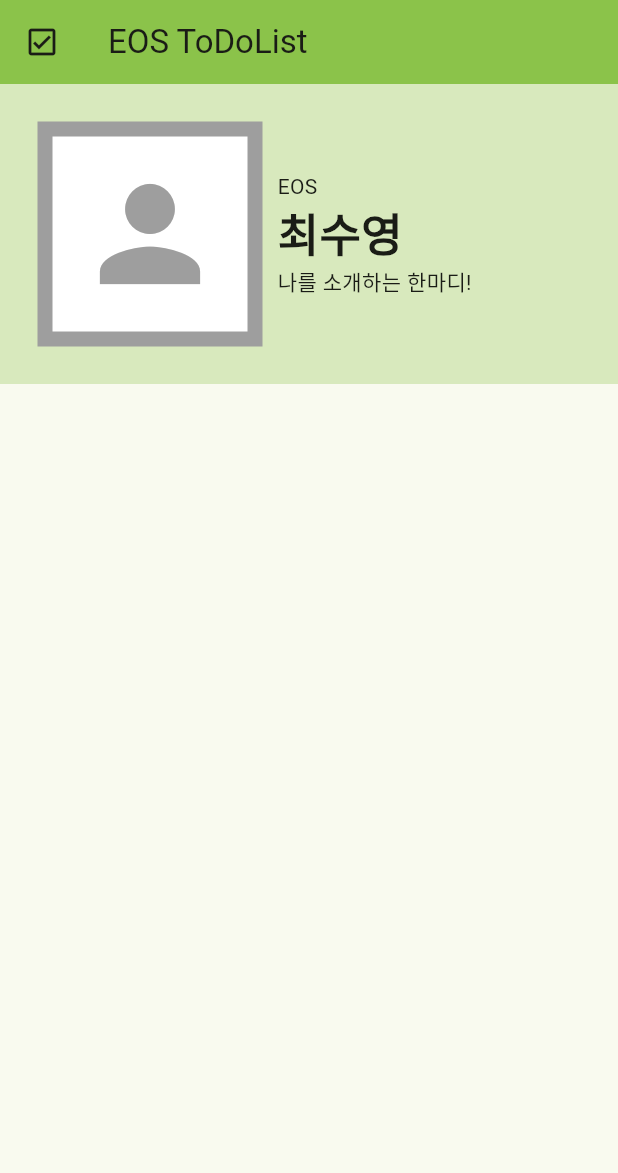
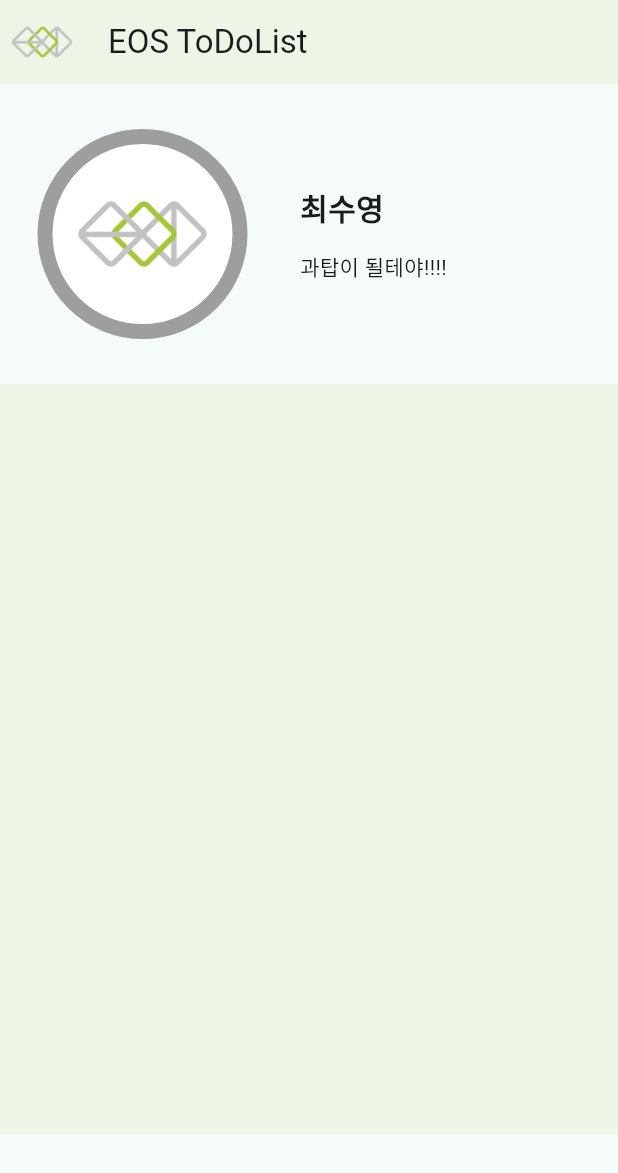
Before and after one commit to sw1mnm/2024_EOS_basic_project, a Flutter app: the screen it shows after launch, on a phone screen of 412 x 824 dp. Shown: the top 1173 px of the screen. Run offline on Flutter 3.47's test engine with Material 3 defaults, Android fonts, the phone set to English and light mode, and no system bars; Roboto replaces fonts that are missing (Pretendard).

Commit message:
assignment_01

```diff
--- a/lib/main.dart
+++ b/lib/main.dart
@@ -13,7 +13,8 @@ class MyApp extends StatelessWidget {
     return MaterialApp(
       title: 'EOS ToDoList',
       theme: ThemeData(
-        colorScheme: ColorScheme.fromSeed(seedColor: Colors.lightGreen),
+        colorScheme: ColorScheme.fromSeed(seedColor: Colors.white),
+        fontFamily: 'Pretendard',
         useMaterial3: true,
       ),
       home: const MyHomePage(),
@@ -28,54 +29,63 @@ class MyHomePage extends StatelessWidget {
   Widget build(BuildContext context) {
     return Scaffold(
       appBar: AppBar(
-        backgroundColor: Colors.lightGreen,
+        backgroundColor: Color(0xFFA4C639).withOpacity(0.1),
         title: Text('EOS ToDoList'),
-        leading: Icon(Icons.check_box_outlined),
+        leading: Image.asset('assets/images/eos_logo.png'),
       ),
-      body: Container(
+      body: Column(
+        children: [
+          Container(
             height: 200,
-        color: Colors.lightGreen.withOpacity(0.3),
             padding: EdgeInsets.all(25),
             child: Row(
               children: [
                 Container(
-              height: 150,
-              width: 150,
+                  height: 140,
+                  width: 140,
                   decoration: BoxDecoration(
                     border: Border.all(
                       width: 10,
                       color: Colors.grey,
                     ),
                     color: Colors.white,
+                    borderRadius: BorderRadius.circular(70),
                   ),
-              child: Container(
-                  child: Icon(
-                Icons.person,
-                size: 100,
-                color: Colors.grey,
-              )),
+                  child: Center(
+                    child: Image.asset('assets/images/eos_logo.png'),
+                  ),
                 ),
                 SizedBox(
-              width: 10,
+                  width: 35,
                 ),
-            Column(
+                Expanded(
+                  child: Column(
                     mainAxisAlignment: MainAxisAlignment.center,
                     crossAxisAlignment: CrossAxisAlignment.start,
                     children: [
-                Text('EOS'),
                       Text(
                         '최수영',
                         style: TextStyle(
                           fontWeight: FontWeight.bold,
-                    fontSize: 30,
+                          fontSize: 20,
                         ),
                       ),
-                Text('나를 소개하는 한마디!')
+                      SizedBox(
+                        height: 15,
+                      ),
+                      Text('과탑이 될테야!!!!')
                     ],
+                  ),
                 )
               ],
             ),
           ),
+          Container(
+            height: 500,
+            color: Color(0xFFA4C639).withOpacity(0.1),
+          )
+        ],
+      ),
     );
   }
 }
```
Also changed, not shown: pubspec.yaml (+6 -17 lines), assets/images/eos_logo.png (added), assignment/week3.png (added), 1 other file. Lines whose indentation alone changed are shown as unchanged.
